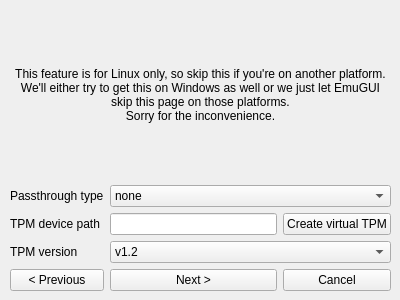
Tech-FZ/EmuGUI, file ui/NewVM.ui: the form before one commit.
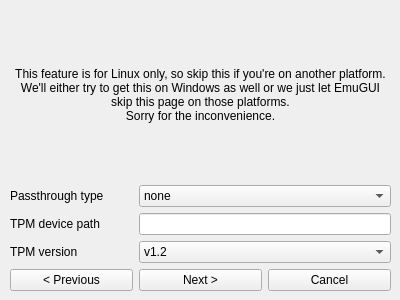
The form after the commit. The open tabs and pages were chosen to show the change.

```diff
--- a/ui/NewVM.ui
+++ b/ui/NewVM.ui
@@ -5272,9 +5272,6 @@
       </rect>
      </property>
      <layout class="QGridLayout" name="gridLayout_25">
-      <item row="2" column="1">
-       <widget class="QLineEdit" name="lineEdit_14"/>
-      </item>
       <item row="2" column="0">
        <widget class="QLabel" name="label_72">
         <property name="text">
@@ -5344,13 +5341,6 @@
         </property>
        </widget>
       </item>
-      <item row="2" column="2">
-       <widget class="QPushButton" name="pushButton_79">
-        <property name="text">
-         <string>Create virtual TPM</string>
-        </property>
-       </widget>
-      </item>
       <item row="3" column="0">
        <widget class="QLabel" name="label_73">
         <property name="text">
@@ -5372,6 +5362,9 @@
         </item>
        </widget>
       </item>
+      <item row="2" column="1" colspan="2">
+       <widget class="QLineEdit" name="lineEdit_14"/>
+      </item>
      </layout>
     </widget>
    </widget>
```
Left out of the diff: 2 changed lines with no effect on the pictures.
